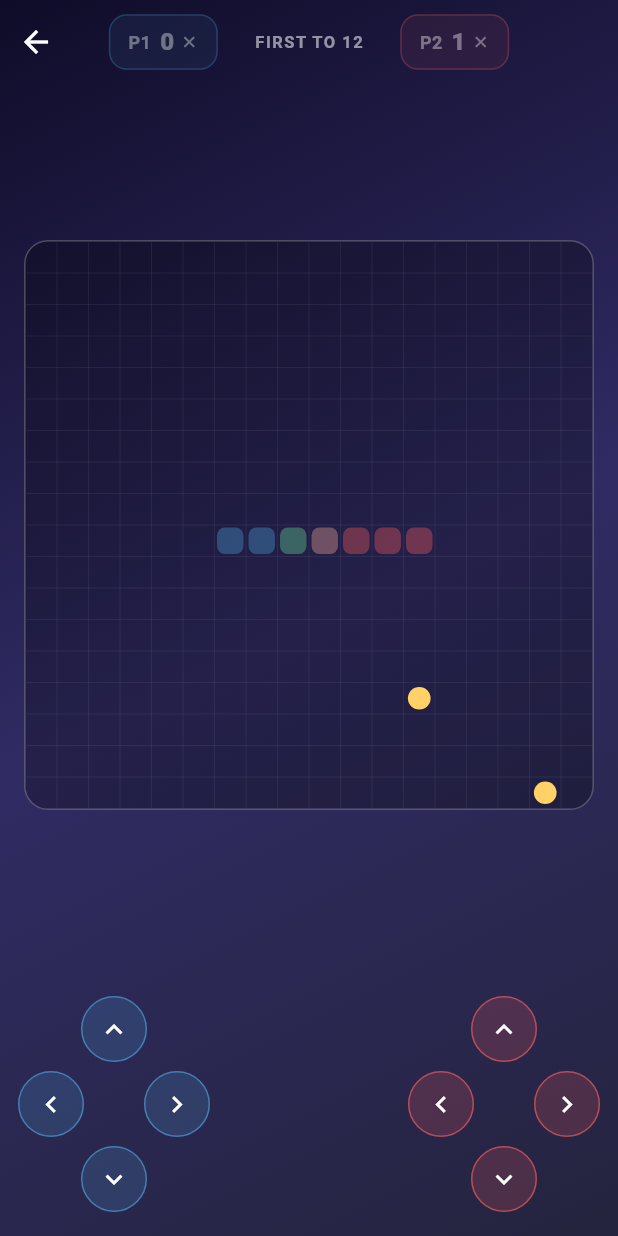
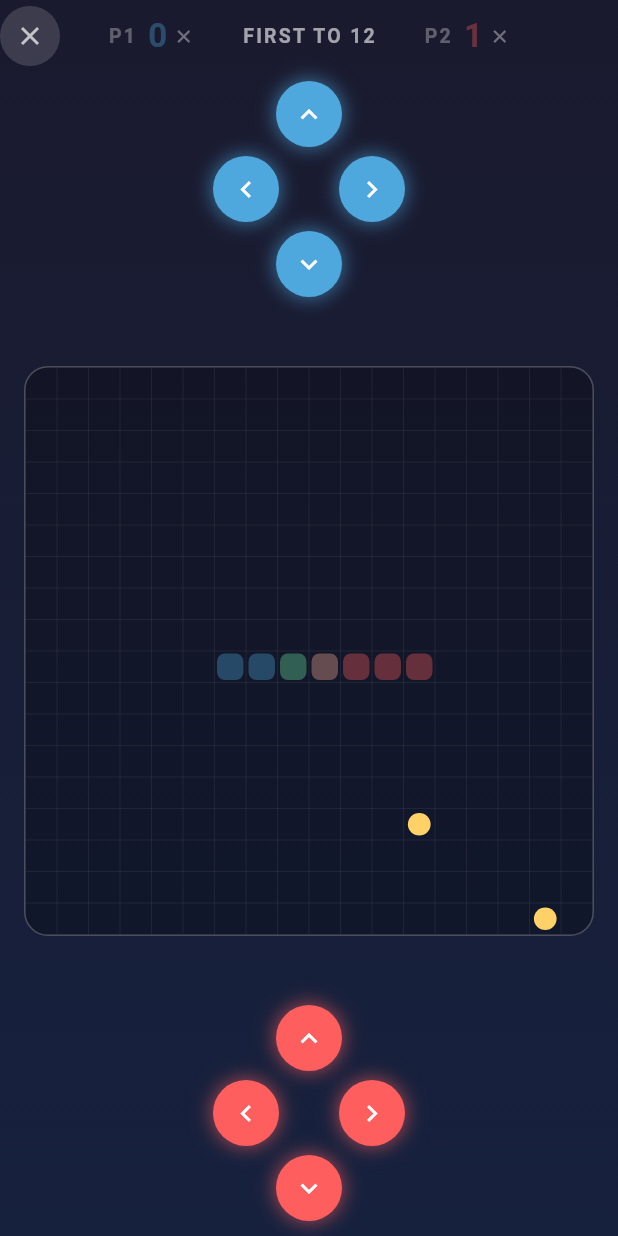
Before and after one commit to jenincheriyan/GameArea, a Flutter app: the SnakeMultiplayerGameScreen screen opened directly, on a phone screen of 412 x 824 dp. Run offline on Flutter 3.47's test engine with Material 3 defaults, Android fonts, the phone set to English and light mode, and no system bars; our stand-ins replace audioplayers, shared_preferences; accounts and stored records are empty.

Commit message:
Rename app name to GameArea

```diff
--- a/lib/games/snake_multiplayer/snake_multiplayer_game_screen.dart
+++ b/lib/games/snake_multiplayer/snake_multiplayer_game_screen.dart
@@ -1,3 +1,4 @@
+import 'dart:math' as math;
 import 'package:flutter/material.dart';
 import '../../screens/winner_screen.dart';
 import 'snake_multiplayer_controller.dart';
@@ -66,9 +67,9 @@ class _SnakeMultiplayerGameScreenState
       body: Container(
         decoration: const BoxDecoration(
           gradient: LinearGradient(
-            colors: [Color(0xFF0F0C29), Color(0xFF302B63), Color(0xFF24243E)],
-            begin: Alignment.topLeft,
-            end: Alignment.bottomRight,
+            colors: [Color(0xFF1A1A2E), Color(0xFF16213E)],
+            begin: Alignment.topCenter,
+            end: Alignment.bottomCenter,
           ),
         ),
         child: SafeArea(
@@ -78,9 +79,17 @@ class _SnakeMultiplayerGameScreenState
               Row(
                 mainAxisAlignment: MainAxisAlignment.spaceBetween,
                 children: [
-                  IconButton(
-                    onPressed: () => Navigator.of(context).pop(),
-                    icon: const Icon(Icons.arrow_back, color: Colors.white),
+                  GestureDetector(
+                    onTap: () => Navigator.of(context).pop(),
+                    child: Container(
+                      width: 40,
+                      height: 40,
+                      decoration: BoxDecoration(
+                        shape: BoxShape.circle,
+                        color: Colors.white.withOpacity(0.15),
+                      ),
+                      child: const Icon(Icons.close, color: Colors.white70, size: 20),
+                    ),
                   ),
                   _ScorePill(
                     label: 'P1',
@@ -90,11 +99,11 @@ class _SnakeMultiplayerGameScreenState
                   ),
                   Text(
                     'FIRST TO ${SnakeMultiplayerController.targetScore}',
-                    style: const TextStyle(
-                      color: Colors.white54,
-                      fontSize: 11,
+                    style: TextStyle(
+                      color: Colors.white.withOpacity(0.6),
+                      fontSize: 13,
                       fontWeight: FontWeight.w700,
-                      letterSpacing: 1,
+                      letterSpacing: 1.5,
                     ),
                   ),
                   _ScorePill(
@@ -103,8 +112,18 @@ class _SnakeMultiplayerGameScreenState
                     color: _p2Color,
                     dead: _controller.snake2Dead,
                   ),
-                  const SizedBox(width: 48), // balances the back button
+                  const SizedBox(width: 40), // balances the exit button
                 ],
+              ),
+              Padding(
+                padding: const EdgeInsets.symmetric(vertical: 10),
+                child: Transform.rotate(
+                  angle: math.pi,
+                  child: PlayerDPad(
+                    color: _p1Color,
+                    onDirection: _controller.changeDirection1,
+                  ),
+                ),
               ),
               Expanded(
                 child: Center(
@@ -138,19 +157,10 @@ class _SnakeMultiplayerGameScreenState
                 ),
               ),
               Padding(
-                padding: const EdgeInsets.symmetric(horizontal: 12, vertical: 16),
-                child: Row(
-                  mainAxisAlignment: MainAxisAlignment.spaceBetween,
-                  children: [
-                    PlayerDPad(
-                      color: _p1Color,
-                      onDirection: _controller.changeDirection1,
-                    ),
-                    PlayerDPad(
+                padding: const EdgeInsets.symmetric(vertical: 10),
+                child: PlayerDPad(
                   color: _p2Color,
                   onDirection: _controller.changeDirection2,
-                    ),
-                  ],
                 ),
               ),
             ],
@@ -176,38 +186,38 @@ class _ScorePill extends StatelessWidget {
 
   @override
   Widget build(BuildContext context) {
-    return Container(
-      padding: const EdgeInsets.symmetric(horizontal: 12, vertical: 6),
-      decoration: BoxDecoration(
-        color: color.withOpacity(dead ? 0.08 : 0.18),
-        borderRadius: BorderRadius.circular(12),
-        border: Border.all(color: color.withOpacity(dead ? 0.25 : 0.7)),
-      ),
-      child: Row(
+    return Row(
+      mainAxisSize: MainAxisSize.min,
       children: [
         Text(
           label,
           style: TextStyle(
-              color: dead ? Colors.white38 : Colors.white70,
-              fontSize: 12,
+            color: dead ? Colors.white.withOpacity(0.3) : Colors.white.withOpacity(0.6),
+            fontSize: 13,
             fontWeight: FontWeight.w700,
+            letterSpacing: 1.5,
           ),
         ),
-          const SizedBox(width: 6),
-          Text(
+        const SizedBox(width: 8),
+        AnimatedSwitcher(
+          duration: const Duration(milliseconds: 260),
+          transitionBuilder: (child, anim) =>
+              ScaleTransition(scale: anim, child: child),
+          child: Text(
             '$score',
+            key: ValueKey(score),
             style: TextStyle(
-              color: dead ? Colors.white38 : Colors.white,
-              fontSize: 16,
-              fontWeight: FontWeight.w900,
+              color: dead ? color.withOpacity(0.35) : color,
+              fontSize: 22,
+              fontWeight: FontWeight.bold,
+            ),
           ),
         ),
         if (dead) ...[
           const SizedBox(width: 4),
-            const Icon(Icons.close, color: Colors.white38, size: 12),
+          const Icon(Icons.close, color: Colors.white38, size: 14),
         ],
       ],
-      ),
     );
   }
 }
--- a/lib/games/snake_multiplayer/widgets/player_dpad.dart
+++ b/lib/games/snake_multiplayer/widgets/player_dpad.dart
@@ -4,7 +4,9 @@ import '../snake_multiplayer_controller.dart';
 /// A compact directional pad tinted with a player's color, used to give
 /// each of the two players their own on-screen controls. Same layout
 /// idea as the single-player Snake's D-pad, made reusable and colorable
-/// so it can appear twice (once per player) on one screen.
+/// so it can appear twice (once per player) on one screen. Buttons use
+/// the same solid-fill, glowing-circle language as the sword/avatar tap
+/// targets in Fruit Duel and Math Duel.
 class PlayerDPad extends StatelessWidget {
   final Color color;
   final ValueChanged<Direction> onDirection;
@@ -41,25 +43,70 @@ class PlayerDPad extends StatelessWidget {
   }
 }
 
-class _DPadButton extends StatelessWidget {
+class _DPadButton extends StatefulWidget {
   final IconData icon;
   final Color color;
   final VoidCallback onTap;
   const _DPadButton({required this.icon, required this.color, required this.onTap});
 
   @override
+  State<_DPadButton> createState() => _DPadButtonState();
+}
+
+class _DPadButtonState extends State<_DPadButton>
+    with SingleTickerProviderStateMixin {
+  late final AnimationController _controller;
+  late final Animation<double> _scale;
+
+  @override
+  void initState() {
+    super.initState();
+    _controller = AnimationController(
+      vsync: this,
+      duration: const Duration(milliseconds: 160),
+    );
+    _scale = TweenSequence<double>([
+      TweenSequenceItem(tween: Tween(begin: 1.0, end: 1.2), weight: 1),
+      TweenSequenceItem(tween: Tween(begin: 1.2, end: 1.0), weight: 1),
+    ]).animate(_controller);
+  }
+
+  void _handleTap() {
+    widget.onTap();
+    _controller.forward(from: 0);
+  }
+
+  @override
+  void dispose() {
+    _controller.dispose();
+    super.dispose();
+  }
+
+  @override
   Widget build(BuildContext context) {
     return GestureDetector(
-      onTap: onTap,
-      child: Container(
-        width: 44,
-        height: 44,
-        decoration: BoxDecoration(
-          color: color.withOpacity(0.18),
-          shape: BoxShape.circle,
-          border: Border.all(color: color.withOpacity(0.6)),
+      onTap: _handleTap,
+      child: AnimatedBuilder(
+        animation: _controller,
+        builder: (context, child) {
+          return Transform.scale(scale: _scale.value, child: child);
+        },
+        child: Container(
+          width: 44,
+          height: 44,
+          decoration: BoxDecoration(
+            shape: BoxShape.circle,
+            color: widget.color,
+            boxShadow: [
+              BoxShadow(
+                color: widget.color.withOpacity(0.6),
+                blurRadius: 10,
+                spreadRadius: 1,
+              ),
+            ],
+          ),
+          child: Icon(widget.icon, color: Colors.white, size: 22),
         ),
-        child: Icon(icon, color: Colors.white, size: 22),
       ),
     );
   }
--- a/lib/main.dart
+++ b/lib/main.dart
@@ -1,21 +1,21 @@
 import 'package:flutter/material.dart';
-import 'package:idam/screens/splash_screen.dart';
+import 'package:game_area/screens/splash_screen.dart';
 import 'services/audio_manager.dart';
 
 void main() async {
   WidgetsFlutterBinding.ensureInitialized();
   await AudioManager.instance.initialize();
-  runApp(const IdamApp());
+  runApp(const GameAreaApp());
 }
 
-class IdamApp extends StatefulWidget {
-  const IdamApp({super.key});
+class GameAreaApp extends StatefulWidget {
+  const GameAreaApp({super.key});
 
   @override
-  State<IdamApp> createState() => _IdamAppState();
+  State<GameAreaApp> createState() => _GameAreaAppState();
 }
 
-class _IdamAppState extends State<IdamApp>
+class _GameAreaAppState extends State<GameAreaApp>
     with WidgetsBindingObserver {
 
   @override
@@ -51,7 +51,7 @@ class _IdamAppState extends State<IdamApp>
   @override
   Widget build(BuildContext context) {
     return MaterialApp(
-      title: 'Idam',
+      title: 'GameArea',
       debugShowCheckedModeBanner: false,
       theme: ThemeData(
         useMaterial3: true,
--- a/lib/screens/home_screen.dart
+++ b/lib/screens/home_screen.dart
@@ -1,5 +1,5 @@
 import 'package:flutter/material.dart';
-import 'package:idam/models/home_mode.dart';
+import 'package:game_area/models/home_mode.dart';
 import '../screens/two_player_list.dart';
 import '../screens/one_player_list.dart';
 import 'settings_sheet.dart';
--- a/pubspec.yaml
+++ b/pubspec.yaml
@@ -1,5 +1,5 @@
-name: idam
-description: "Idam — local pass-and-play multiplayer games for two."
+name: game_area
+description: "A collection of games."
 publish_to: 'none'
 version: 1.0.0+1
 
```
Also changed, not shown: 3 other files. Lines whose indentation alone changed are shown as unchanged.
